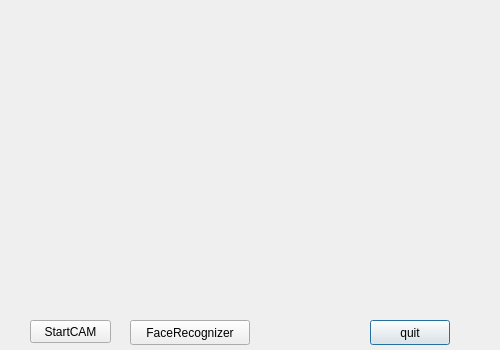
First picture: the form in faceDemo/recognize.ui, repository dreamcity/FaceDetectRecoginze, before the edit.
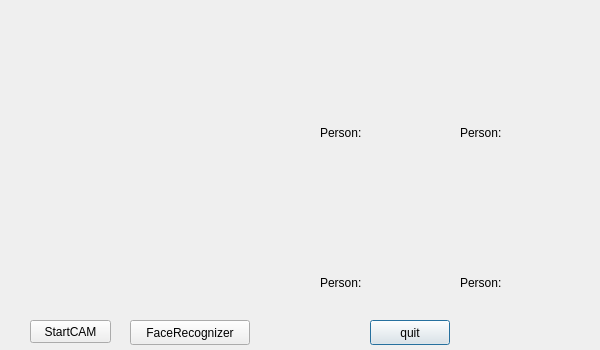
Second picture: the form after the edit.

Commit message: complie recognize more than one person once time,setmorst is 4.

```diff
--- a/faceDemo/recognize.ui
+++ b/faceDemo/recognize.ui
@@ -6,7 +6,7 @@
    <rect>
     <x>0</x>
     <y>0</y>
-    <width>500</width>
+    <width>600</width>
     <height>350</height>
    </rect>
   </property>
@@ -55,8 +55,8 @@
   <widget class="QLabel" name="label2">
    <property name="geometry">
     <rect>
-     <x>330</x>
-     <y>60</y>
+     <x>320</x>
+     <y>0</y>
      <width>120</width>
      <height>120</height>
     </rect>
@@ -78,19 +78,97 @@
     <string>StartCAM</string>
    </property>
   </widget>
+  <widget class="QLabel" name="label2">
+   <property name="geometry">
+    <rect>
+     <x>320</x>
+     <y>120</y>
+     <width>120</width>
+     <height>25</height>
+    </rect>
+   </property>
+   <property name="text">
+    <string>Person:</string>
+   </property>
+  </widget>
   <widget class="QLabel" name="label3">
    <property name="geometry">
     <rect>
+     <x>460</x>
+     <y>0</y>
+     <width>120</width>
+     <height>120</height>
+    </rect>
+   </property>
+   <property name="text">
+    <string/>
+   </property>
+  </widget>
+  <widget class="QLabel" name="label4">
+   <property name="geometry">
+    <rect>
+     <x>460</x>
+     <y>120</y>
+     <width>120</width>
+     <height>25</height>
+    </rect>
+   </property>
+   <property name="text">
+    <string>Person:</string>
+   </property>
+  </widget>
+  <widget class="QLabel" name="label5">
+   <property name="geometry">
+    <rect>
      <x>320</x>
-     <y>15</y>
-     <width>160</width>
-     <height>20</height>
+     <y>150</y>
+     <width>120</width>
+     <height>120</height>
     </rect>
    </property>
    <property name="text">
     <string/>
    </property>
   </widget>
+  <widget class="QLabel" name="label6">
+   <property name="geometry">
+    <rect>
+     <x>320</x>
+     <y>270</y>
+     <width>120</width>
+     <height>25</height>
+    </rect>
+   </property>
+   <property name="text">
+    <string>Person:</string>
+   </property>
+  </widget>
+  <widget class="QLabel" name="label7">
+   <property name="geometry">
+    <rect>
+     <x>460</x>
+     <y>150</y>
+     <width>120</width>
+     <height>120</height>
+    </rect>
+   </property>
+   <property name="text">
+    <string/>
+   </property>
+  </widget>
+  <widget class="QLabel" name="label8">
+   <property name="geometry">
+    <rect>
+     <x>460</x>
+     <y>270</y>
+     <width>120</width>
+     <height>25</height>
+    </rect>
+   </property>
+   <property name="text">
+    <string>Person:</string>
+   </property>
+  </widget>
  </widget>
  <resources/>
  <connections>
```
Left out of the diff: 5 changed lines with no effect on the pictures. The commit also changes 39 other files.
